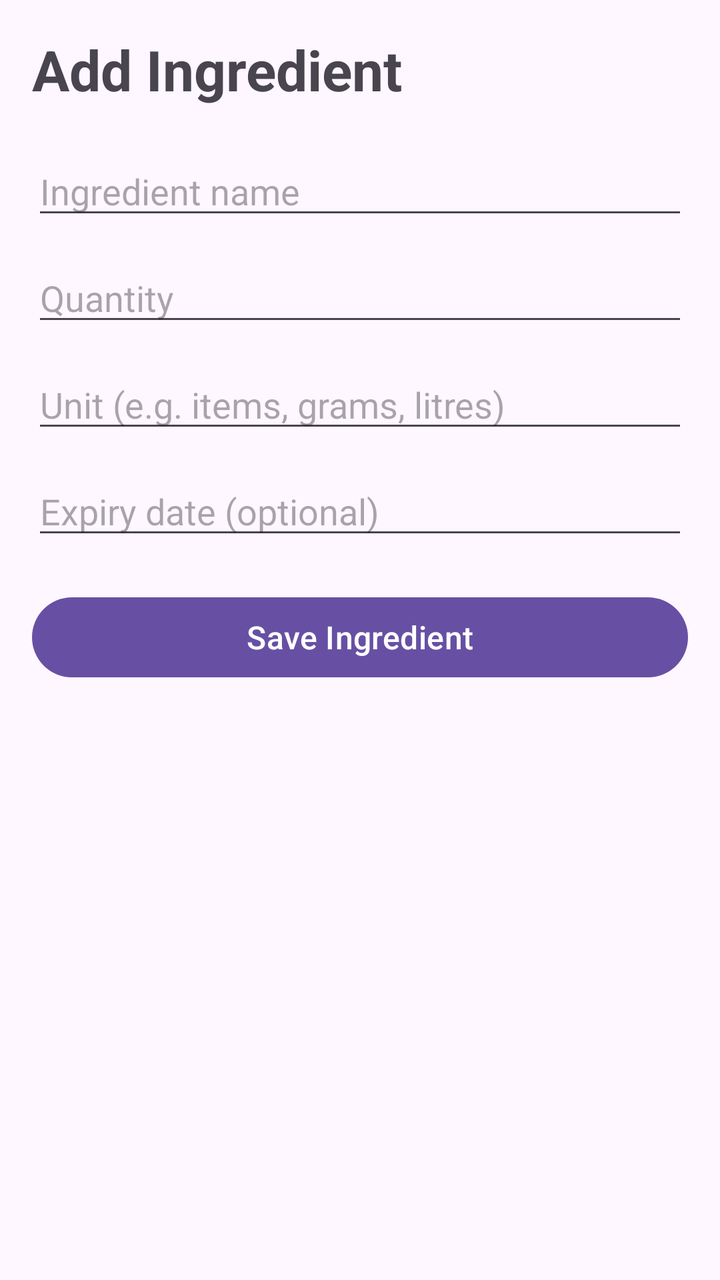
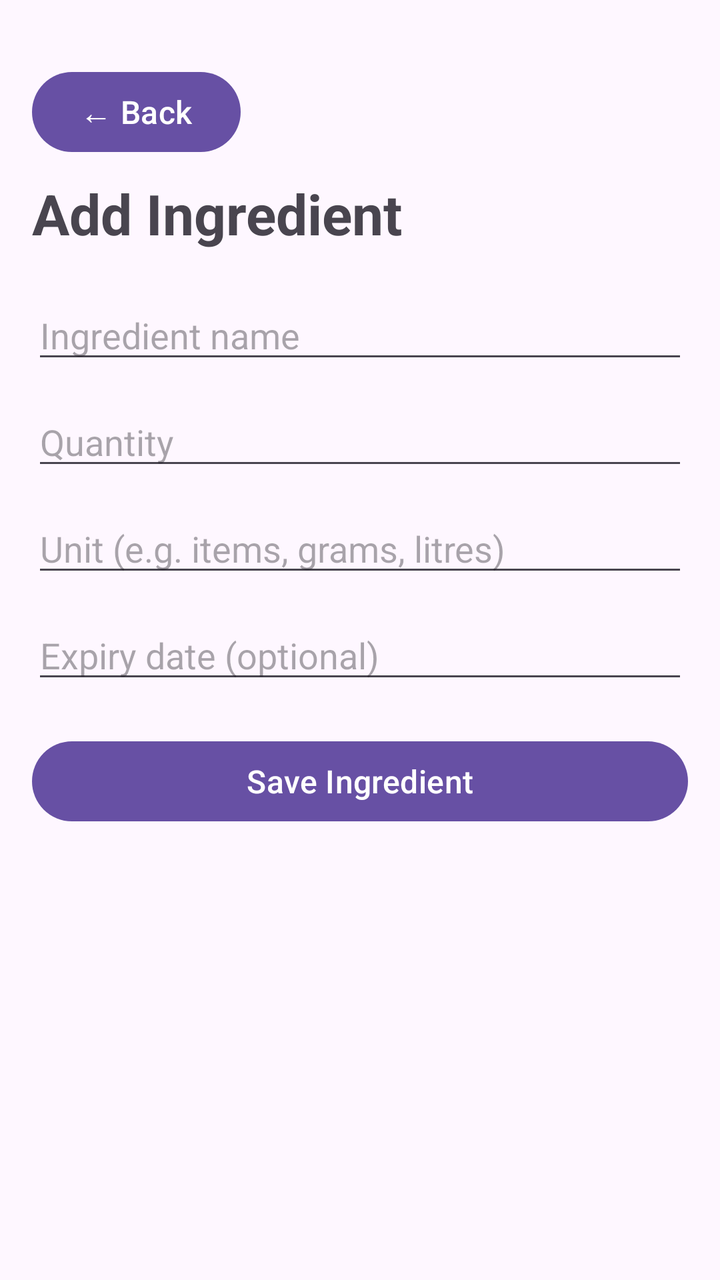

The first picture is an Android layout as it rendered before a commit; the second is the same layout after the commit. The layout source and the unified diff follow.
<!-- AndroidManifest.xml: application theme Theme.SmartPantryManager -->
<!-- res/layout/activity_add_ingredient.xml -->
<?xml version="1.0" encoding="utf-8"?>
<LinearLayout xmlns:android="http://schemas.android.com/apk/res/android"
    android:layout_width="match_parent"
    android:layout_height="match_parent"
    android:orientation="vertical"
    android:padding="16dp">

    <TextView
        android:layout_width="match_parent"
        android:layout_height="wrap_content"
        android:text="Add Ingredient"
        android:textSize="28sp"
        android:textStyle="bold"
        android:paddingBottom="20dp" />

    <EditText
        android:id="@+id/etIngredientName"
        android:layout_width="match_parent"
        android:layout_height="wrap_content"
        android:hint="Ingredient name"
        android:inputType="text"
        android:layout_marginBottom="12dp" />

    <EditText
        android:id="@+id/etQuantity"
        android:layout_width="match_parent"
        android:layout_height="wrap_content"
        android:hint="Quantity"
        android:inputType="numberDecimal"
        android:layout_marginBottom="12dp" />

    <EditText
        android:id="@+id/etUnit"
        android:layout_width="match_parent"
        android:layout_height="wrap_content"
        android:hint="Unit (e.g. items, grams, litres)"
        android:inputType="text"
        android:layout_marginBottom="12dp" />

    <EditText
        android:id="@+id/etExpiryDate"
        android:layout_width="match_parent"
        android:layout_height="wrap_content"
        android:hint="Expiry date (optional)"
        android:inputType="date"
        android:layout_marginBottom="20dp" />

    <Button
        android:id="@+id/btnSaveIngredient"
        android:layout_width="match_parent"
        android:layout_height="wrap_content"
        android:text="Save Ingredient"
        android:textSize="16sp" />

</LinearLayout>
<!-- resources referenced by this layout -->
<resources>
  <style name="Theme.SmartPantryManager" parent="Base.Theme.SmartPantryManager" />
  <style name="Base.Theme.SmartPantryManager" parent="Theme.Material3.DayNight.NoActionBar">
          
          
      </style>
</resources>

<!-- the commit's change to res/layout/activity_add_ingredient.xml (unified diff, before → after) -->
@@ -4,6 +4,15 @@
     android:layout_height="match_parent"
     android:orientation="vertical"
     android:padding="16dp">
+
+    <Button
+        android:id="@+id/btnBackFromAddIngredient"
+        android:layout_width="wrap_content"
+        android:layout_height="wrap_content"
+        android:text="← Back"
+        android:textSize="16sp"
+        android:layout_marginTop="16dp"
+        android:layout_marginBottom="8dp" />
 
     <TextView
         android:layout_width="match_parent"
